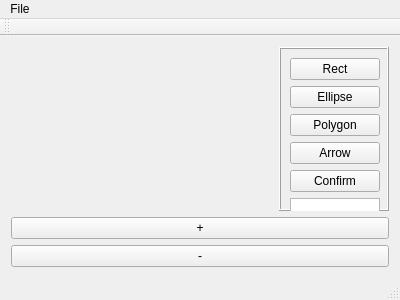
RISK46kaf/Practise, file image_viewer/viewer.ui: the form before one commit.
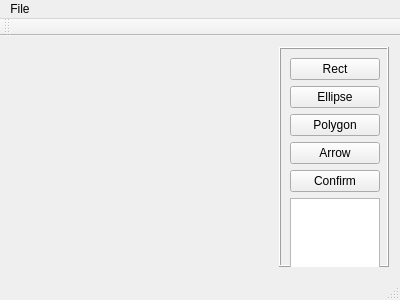
The form after the commit.

What changed in the file:
```diff
--- a/image_viewer/viewer.ui
+++ b/image_viewer/viewer.ui
@@ -18,7 +18,7 @@
   </property>
   <widget class="QWidget" name="centralWidget">
    <layout class="QGridLayout" name="gridLayout_2">
-    <item row="0" column="0">
+    <item row="0" column="1">
      <widget class="QSplitter" name="splitter">
       <property name="orientation">
        <enum>Qt::Horizontal</enum>
@@ -172,19 +172,8 @@
       </widget>
      </widget>
     </item>
-    <item row="2" column="0">
-     <widget class="QPushButton" name="zoomInButton">
-      <property name="text">
-       <string>+</string>
-      </property>
-     </widget>
-    </item>
-    <item row="3" column="0">
-     <widget class="QPushButton" name="zoomOutButton">
-      <property name="text">
-       <string>-</string>
-      </property>
-     </widget>
+    <item row="0" column="0">
+     <layout class="QGridLayout" name="previewLayout"/>
     </item>
    </layout>
   </widget>
```
